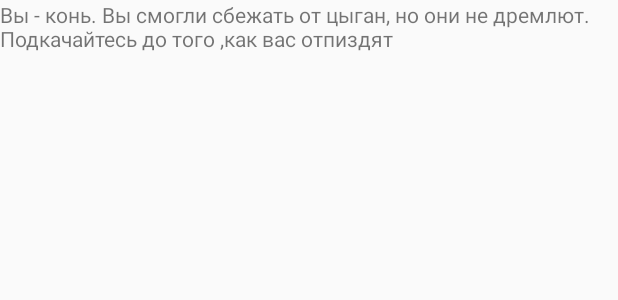
After one commit to AlexanderUdalov/HorseSimulator, an Android app: the layout introducing_speech.xml on its own in the app's theme, with its tools: preview values and no code run, on a phone screen of 412 x 824 dp. The commit adds this screen. Shown: the top 300 px of the screen. Run offline under Robolectric (Android 15) with nearby library versions, the light colour scheme and no system bars.

Commit message:
Добавил вступительную речь

```diff
--- a/app/src/main/java/blue_caps/horsesimulator/Page_0.java
+++ b/app/src/main/java/blue_caps/horsesimulator/Page_0.java
@@ -25,7 +25,6 @@ public class Page_0 extends Fragment {
     private static TextView valueCountRomaAttack;
     private static TextView valueTimeToAttack;
     private Button buttonTableLevel;
-    private String days;
 
 
     public void onCreate(Bundle savedInstanceState) {
@@ -36,9 +35,6 @@ public class Page_0 extends Fragment {
     public View onCreateView(LayoutInflater inflater, ViewGroup container,
                              Bundle savedInstanceState) {
         View view = inflater.inflate(R.layout.page_0, null);
-
-
-        days = getString(R.string.days);
 
         valueRespectHorses = (TextView) view.findViewById(R.id.value_respect_horses);
         valueRespectPeople = (TextView) view.findViewById(R.id.value_respect_people);
--- /dev/null
+++ b/app/src/main/res/layout/introducing_speech.xml
@@ -0,0 +1,11 @@
+<?xml version="1.0" encoding="utf-8"?>
+<LinearLayout xmlns:android="http://schemas.android.com/apk/res/android"
+    android:orientation="vertical" android:layout_width="match_parent"
+    android:layout_height="match_parent">
+    <TextView
+        android:layout_width="wrap_content"
+        android:layout_height="wrap_content"
+        android:id="@+id/introducing_speech"
+        android:text="@string/introducing_speech"/>
+
+</LinearLayout>
--- a/app/src/main/res/values/strings.xml
+++ b/app/src/main/res/values/strings.xml
@@ -34,4 +34,6 @@
     <string name="go_to_drinkers">Сходить к поилке</string>
     <string name="get_massage">Массаж</string>
     <string name="swim_in_lake">Искупаться в озере</string>
+    <string name="introducing_speech">Вы - конь. Вы смогли сбежать от цыган, но они не дремлют. Подкачайтесь до того ,как вас отпиздят </string>
+    <string name="introducing_speech_title">Заголовок вступительной речи</string>
 </resources>
```
Also changed, not shown: app/src/main/java/blue_caps/horsesimulator/MainActivity.java (+10 -0 lines).
